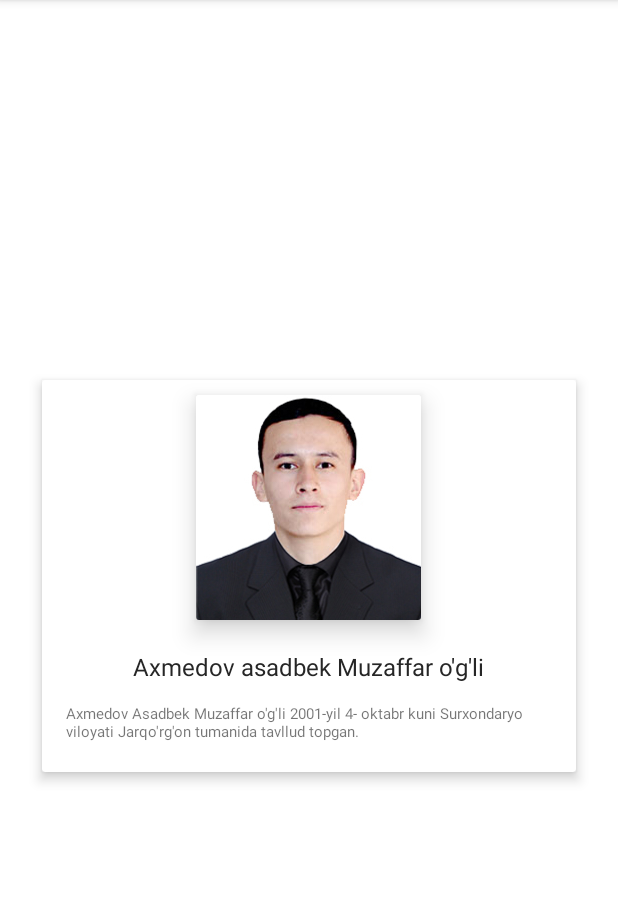
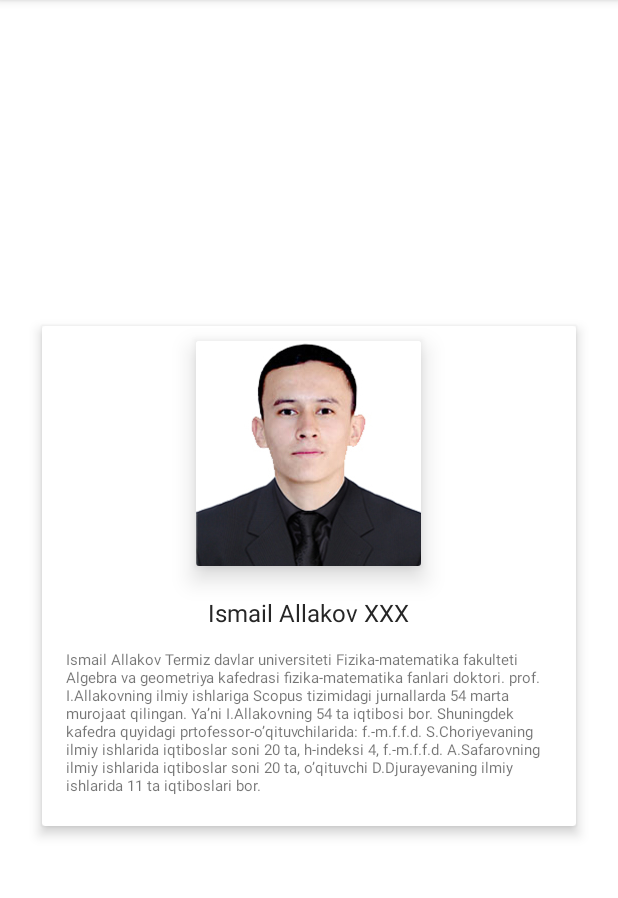
Before and after one commit to asadbekakmedov2001/ustoziga, an Android app: the fragment SlideshowFragment shown on its own in the app's theme, on a phone screen of 412 x 824 dp, the part 84-982 px from its top. Run offline under Robolectric (Android 15) with nearby library versions, the phone set to English and light mode, and no system bars.

Commit message:
Update strings.xml

```diff
--- a/app/src/main/res/values/strings.xml
+++ b/app/src/main/res/values/strings.xml
@@ -12,8 +12,8 @@
     <string name="menu_slideshow">Muallif haqida</string>
     <string name="search_view">Search view</string>
     <string name="xumoyiddin_turayev">Asadbek Axmedov</string>
-    <string name="xumoyiddinturayev">\@xumoyiddinturayev</string>
+    <string name="xumoyiddinturayev">\@Ismail_Allakov</string>
     <string name="termiz_davlat_universiteti">Termiz Davlat Universiteti</string>
-    <string name="turayev_xumoyiddin_abdug_afforovich">Axmedov asadbek Muzaffar o\'g\'li</string>
-    <string name="turayev_xumoyiddin_abdug_afforovich_1991_yil_10_noyabr_kuni_surxondaryo_viloyati_denov_tmanida_tavllud_topgan">Axmedov Asadbek Muzaffar o\'g\'li 2001-yil 4- oktabr kuni Surxondaryo viloyati Jarqo\'rg\'on tumanida tavllud topgan.</string>
+    <string name="turayev_xumoyiddin_abdug_afforovich">Ismail Allakov XXX</string>
+    <string name="turayev_xumoyiddin_abdug_afforovich_1991_yil_10_noyabr_kuni_surxondaryo_viloyati_denov_tmanida_tavllud_topgan">Ismail Allakov Termiz davlar universiteti Fizika-matematika fakulteti Algebra va geometriya kafedrasi fizika-matematika fanlari doktori. prof. I.Allakovning ilmiy ishlariga Scopus tizimidagi jurnallarda 54 marta murojaat qilingan. Ya’ni I.Allakovning 54 ta iqtibosi bor. Shuningdek kafedra quyidagi prtofessor-o’qituvchilarida: f.-m.f.f.d. S.Choriyevaning ilmiy ishlarida iqtiboslar soni 20 ta, h-indeksi 4, f.-m.f.f.d. A.Safarovning ilmiy ishlarida iqtiboslar soni 20 ta, o’qituvchi D.Djurayevaning ilmiy ishlarida 11 ta iqtiboslari bor.</string>
 </resources>
```
